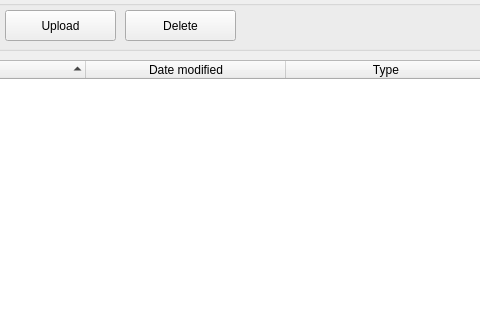
Before: the Qt Designer form res/ui/file_system_widget.ui in Qolorerr/FileSocketGUI, drawn with Qt 5; both pictures show x 125 to 605 and y 0 to 320 of the 795 by 572 pixel window.
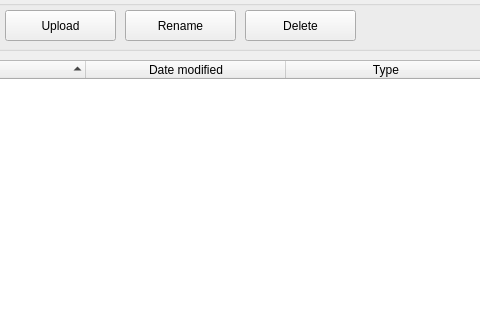
After: the same form once the commit is applied.

Commit message: Rename button

What changed in the file:
```diff
--- a/res/ui/file_system_widget.ui
+++ b/res/ui/file_system_widget.ui
@@ -108,7 +108,7 @@
    <widget class="QPushButton" name="deleteBtn">
     <property name="geometry">
      <rect>
-      <x>250</x>
+      <x>370</x>
       <y>10</y>
       <width>111</width>
       <height>31</height>
@@ -121,6 +121,19 @@
      <string>danger</string>
     </property>
    </widget>
+   <widget class="QPushButton" name="renameBtn">
+    <property name="geometry">
+     <rect>
+      <x>250</x>
+      <y>10</y>
+      <width>111</width>
+      <height>31</height>
+     </rect>
+    </property>
+    <property name="text">
+     <string>Rename</string>
+    </property>
+   </widget>
   </widget>
  </widget>
  <resources/>
```
The commit also changes 1 other file.
